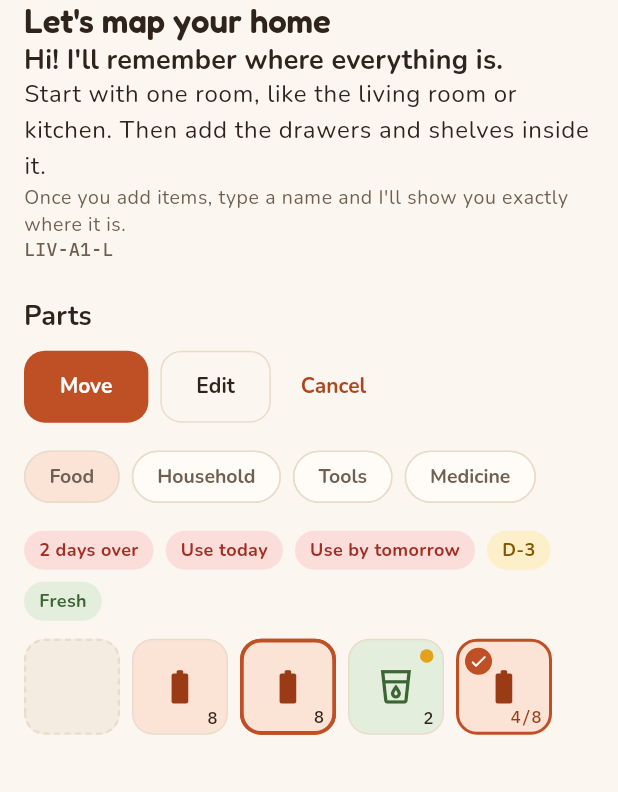
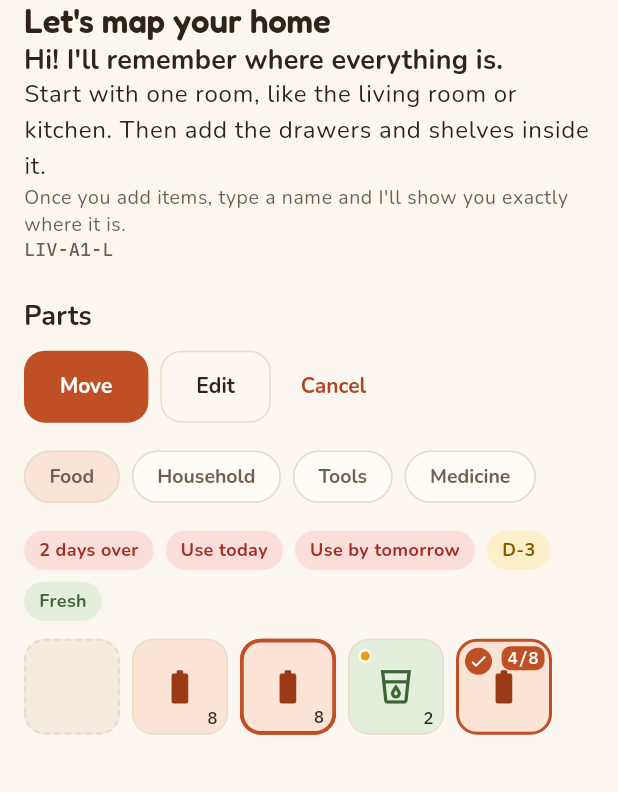
Before and after one commit to graviton94/myhomes, a Flutter app: the DesignSampleScreen screen opened by its route, scrolled down 481 dp, on a phone screen of 412 x 824 dp, the part 444-1236 px from its top. Run offline on Flutter 3.47's test engine with Material 3 defaults, Android fonts, the phone set to English and light mode, and no system bars; our stand-ins replace flutter_riverpod, go_router, image_picker, shared_preferences; accounts and stored records are empty; project files that could hold a hidden picture were left out.

Commit message:
Item names inside squares; save buttons stay put while typing
- Inventory squares show the item name (over the photo when there is one) with the count in a corner
- Add/edit item: the bottom buttons no longer ride up on the keyboard, so the form keeps its space

Co-Authored-By: Claude Opus 5.5 <noreply@anthropic.com>
Claude-Session: https://claude.ai/code/session_01B27ZN5yP1ixiSBpvkuwVVP

```diff
--- a/app/lib/features/item/item_form_screen.dart
+++ b/app/lib/features/item/item_form_screen.dart
@@ -336,7 +336,7 @@ class _ItemFormScreenState extends ConsumerState<ItemFormScreen> {
       ),
       bottomNavigationBar: SafeArea(
         child: Padding(
-          padding: EdgeInsets.fromLTRB(AppSpace.lg, AppSpace.sm, AppSpace.lg, AppSpace.sm + MediaQuery.viewInsetsOf(context).bottom),
+          padding: const EdgeInsets.fromLTRB(AppSpace.lg, AppSpace.sm, AppSpace.lg, AppSpace.sm),
           child: Row(
             children: [
               if (!editing) ...[
--- a/app/lib/features/storage/storage_screen.dart
+++ b/app/lib/features/storage/storage_screen.dart
@@ -234,6 +234,7 @@ class _StorageScreenState extends ConsumerState<StorageScreen> {
       quantity: item?.qty,
       expiring: expiring,
       chosen: item == null ? null : _picks[item.id],
+      label: item?.name,
       semanticLabel: item == null ? l.emptySlot : l.slotLabel(item.name, item.qty),
     );
     return Tooltip(
--- a/app/lib/widgets/inventory_slot.dart
+++ b/app/lib/widgets/inventory_slot.dart
@@ -68,8 +68,12 @@ class InventorySlot extends StatelessWidget {
     this.selected = false,
     this.chosen,
     this.semanticLabel,
+    this.label,
     this.size = AppSize.slot,
   });
+
+  /// Item name written inside the square, so it reads without tapping.
+  final String? label;
 
   /// Null (and no photo) means an empty slot.
   final IconData? icon;
@@ -94,6 +98,7 @@ class InventorySlot extends StatelessWidget {
     final (bg, ink) = categoryColors(context, category);
     final radius = BorderRadius.circular(AppRadius.md);
     final picked = chosen != null;
+    final named = label != null && label!.isNotEmpty && !empty;
 
     Widget box = Container(
       width: size,
@@ -113,13 +118,44 @@ class InventorySlot extends StatelessWidget {
               ),
             )
           else if (!empty)
-            Center(child: Icon(icon, color: ink, size: size * 0.42)),
-          if (hasPhoto && quantity != null && !picked)
-            Positioned(right: 3, bottom: 3, child: _Pill('$quantity', c.card, c.fg)),
-          if (!empty && !hasPhoto && quantity != null && !picked)
-            Positioned(right: 6, bottom: 3, child: Text('$quantity', style: AppType.code.copyWith(fontSize: 11, fontWeight: FontWeight.w600, color: c.fg))),
+            Align(
+              alignment: named ? const Alignment(0, -0.45) : Alignment.center,
+              child: Icon(icon, color: ink, size: size * (named ? 0.32 : 0.42)),
+            ),
+          if (named && hasPhoto)
+            Positioned(
+              left: 0,
+              right: 0,
+              bottom: 0,
+              child: Container(
+                padding: const EdgeInsets.fromLTRB(4, 10, 4, 4),
+                decoration: BoxDecoration(
+                  borderRadius: const BorderRadius.vertical(bottom: Radius.circular(AppRadius.md - 1)),
+                  gradient: LinearGradient(
+                    begin: Alignment.topCenter,
+                    end: Alignment.bottomCenter,
+                    colors: [Colors.black.withValues(alpha: 0), Colors.black.withValues(alpha: 0.62)],
+                  ),
+                ),
+                child: _name(Colors.white),
+              ),
+            )
+          else if (named && !empty)
+            Positioned(left: 4, right: 4, bottom: 5, child: _name(c.fg)),
+          if (!empty && quantity != null && !picked)
+            named || hasPhoto
+                ? Positioned(right: 3, top: 3, child: _Pill('×$quantity', c.card, c.fg))
+                : Positioned(
+                    right: 6,
+                    bottom: 3,
+                    child: Text('$quantity', style: AppType.code.copyWith(fontSize: 11, fontWeight: FontWeight.w600, color: c.fg)),
+                  ),
           if (picked)
-            Positioned(right: 5, bottom: 3, child: Text('$chosen/${quantity ?? chosen}', style: AppType.code.copyWith(fontSize: 11, fontWeight: FontWeight.w600, color: c.primaryInk))),
+            Positioned(
+              right: 3,
+              top: 3,
+              child: _Pill('$chosen/${quantity ?? chosen}', c.primary, c.onPrimary),
+            ),
           if (picked)
             Positioned(
               left: 4,
@@ -132,7 +168,15 @@ class InventorySlot extends StatelessWidget {
               ),
             ),
           if (expiring && !picked)
-            Positioned(right: 6, top: 6, child: Container(width: 9, height: 9, decoration: BoxDecoration(color: c.accent, shape: BoxShape.circle))),
+            Positioned(
+              left: 6,
+              top: 6,
+              child: Container(
+                width: 9,
+                height: 9,
+                decoration: BoxDecoration(color: c.accent, shape: BoxShape.circle, border: Border.all(color: c.card, width: 1.5)),
+              ),
+            ),
         ],
       ),
     );
@@ -146,6 +190,16 @@ class InventorySlot extends StatelessWidget {
     }
     return Semantics(label: semanticLabel, selected: selected || picked, child: box);
   }
+}
+
+extension on InventorySlot {
+  Widget _name(Color color) => Text(
+        label!,
+        maxLines: 2,
+        overflow: TextOverflow.ellipsis,
+        textAlign: TextAlign.center,
+        style: AppType.label.copyWith(fontSize: 11, height: 1.15, fontWeight: FontWeight.w700, color: color),
+      );
 }
 
 class _Pill extends StatelessWidget {
```
